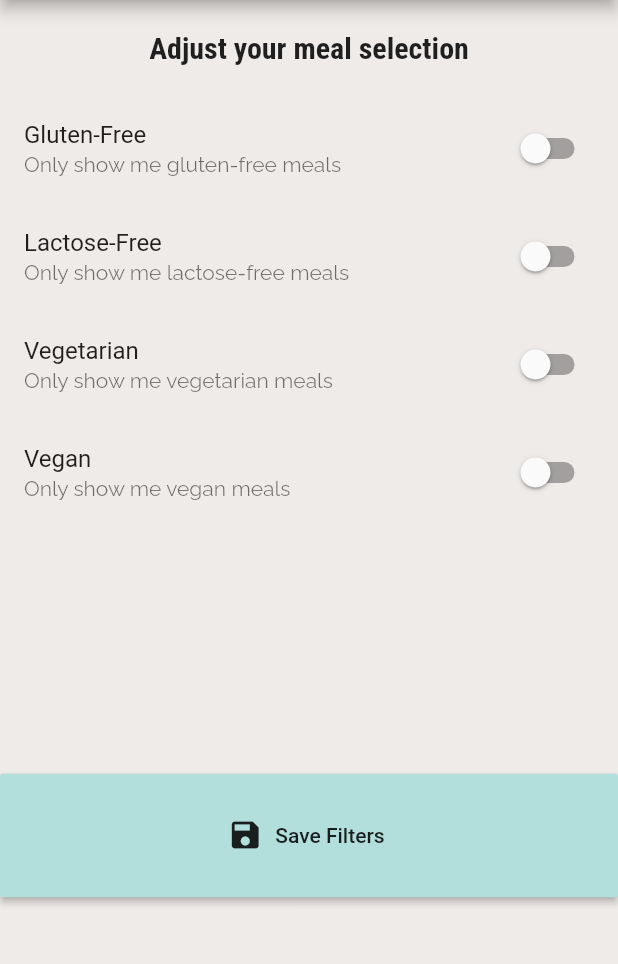
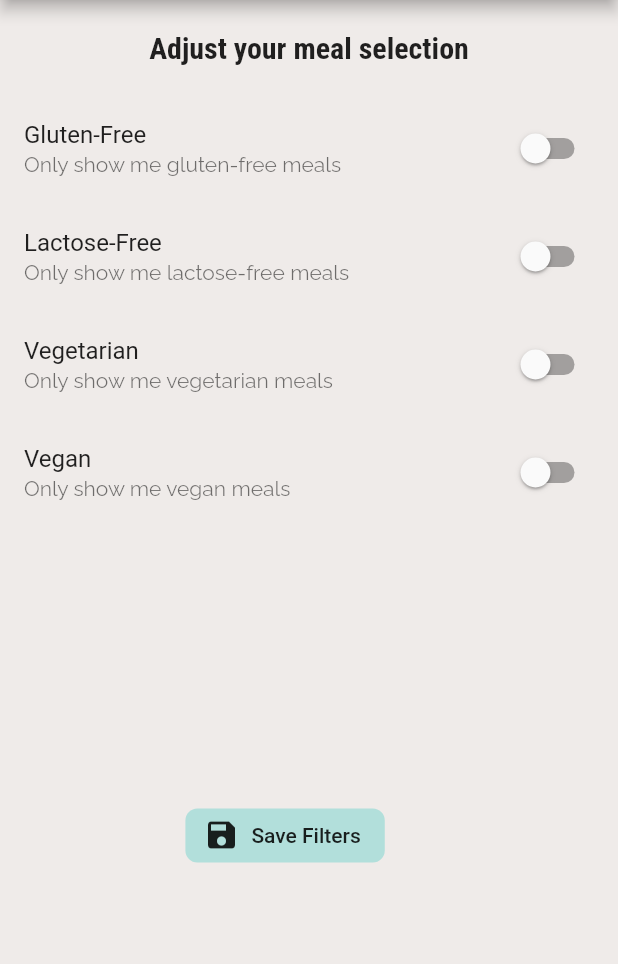
Before and after one commit to ssunaina/RecipeApp, a Flutter app: the FilterScreen screen opened by its route, on a phone screen of 412 x 824 dp, the part 84-1048 px from its top. Run offline on Flutter 3.47's test engine with Material 2 defaults, Android fonts, the phone set to English and light mode, and no system bars.

```diff
--- a/lib/screens/filters_screen.dart
+++ b/lib/screens/filters_screen.dart
@@ -114,7 +114,12 @@ class _FilterScreenState extends State<FilterScreen> {
                 ),
                 SizedBox(
                   height: MediaQuery.of(context).size.height * .1,
-                  child: RaisedButton.icon(
+                  child: Row(
+                    children: <Widget>[
+                      SizedBox(
+                        width: MediaQuery.of(context).size.width * .3,
+                      ),
+                      FlatButton.icon(
                         onPressed: () {
                           final selectedFilters = {
                             'gluten': _glutenFree,
@@ -128,6 +133,14 @@ class _FilterScreenState extends State<FilterScreen> {
                         icon: Icon(Icons.save),
                         color: Theme.of(context).accentColor,
                         label: Text('Save Filters'),
+                        shape: RoundedRectangleBorder(
+                          borderRadius: BorderRadius.circular(8),
+                        ),
+                      ),
+                      SizedBox(
+                        width: MediaQuery.of(context).size.width * .3,
+                      ),
+                    ],
                   ),
                 ),
               ],
--- a/lib/widgets/meal_item.dart
+++ b/lib/widgets/meal_item.dart
@@ -9,7 +9,6 @@ class MealItem extends StatelessWidget {
   final int duration;
   final Complexity complexity;
   final Affordability affordability;
-  final Function removeItem;
 
   MealItem(
       {@required this.id,
@@ -18,7 +17,7 @@ class MealItem extends StatelessWidget {
       @required this.complexity,
       @required this.duration,
       @required this.imageUrl,
-      @required this.removeItem});
+      });
 
   String get complexityText {
     switch (complexity) {
@@ -58,7 +57,7 @@ class MealItem extends StatelessWidget {
         .then(
       (result) {
         if (result != null) {
-          removeItem(result);
+          // removeItem(result);
         }
       },
     );
```
Also changed, not shown: lib/main.dart (+32 -9 lines), lib/screens/categories_meals_screen.dart (+5 -6 lines), lib/screens/favorites_screen.dart (+25 -3 lines), lib/screens/meal_detail_screen.dart (+10 -6 lines), lib/screens/tabs_screen.dart (+19 -9 lines). Lines whose indentation alone changed are shown as unchanged.
